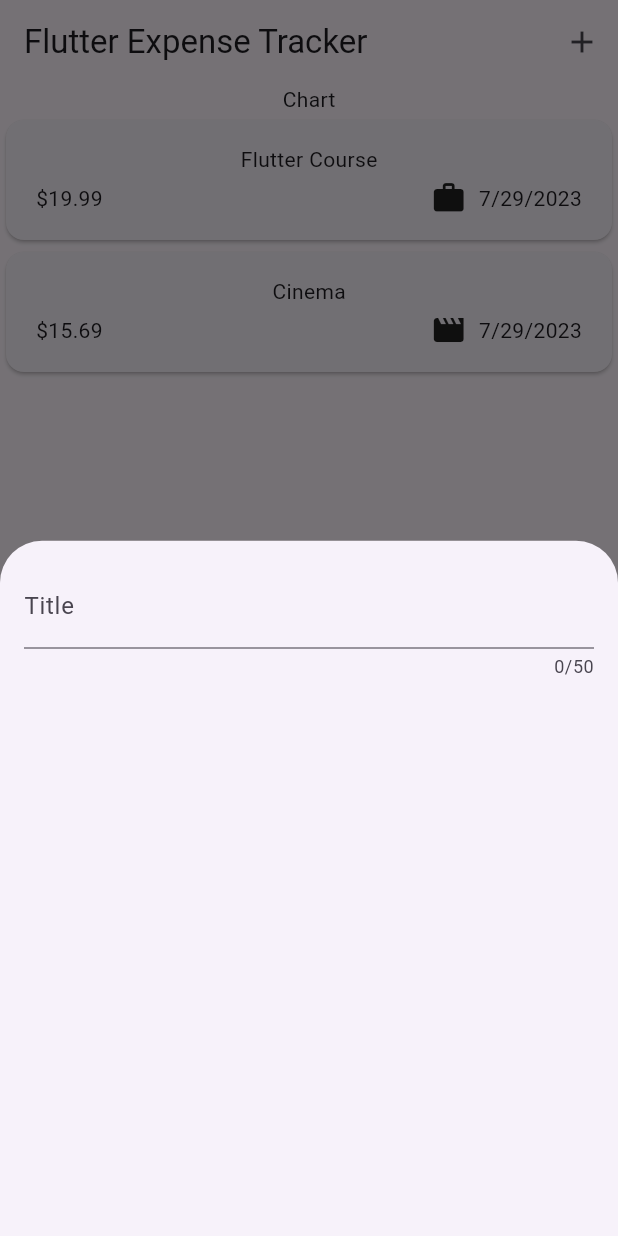
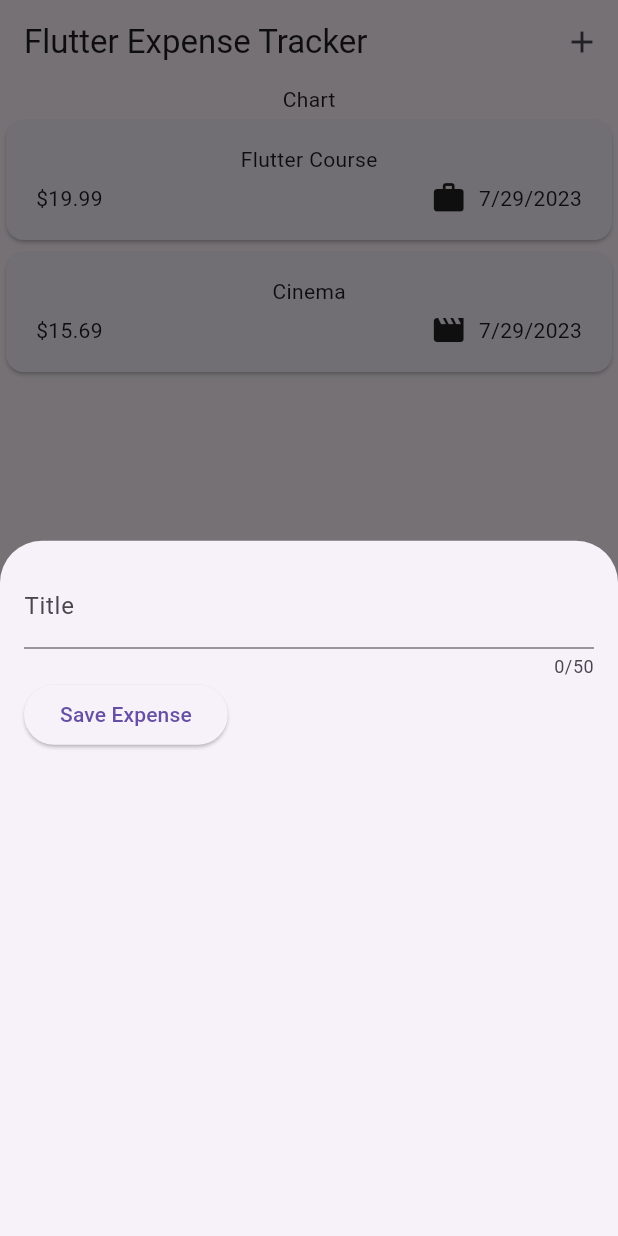
Before and after one commit to tyange/flutter_complete_expense_tracker, a Flutter app: the screen it shows after launch, after a tap on the "add" icon, on a phone screen of 412 x 824 dp. Run offline on Flutter 3.47's test engine with Material 2 defaults, Android fonts, the phone set to English and light mode, and no system bars.

Commit message:
determine input value

```diff
--- a/lib/widgets/new_expense.dart
+++ b/lib/widgets/new_expense.dart
@@ -10,18 +10,35 @@ class NewExpense extends StatefulWidget {
 }
 
 class _NewExpenseState extends State<NewExpense> {
+  var _enteredTitle = '';
+
+  void _saveTitleInput(String inputValue) {
+    _enteredTitle = inputValue;
+  }
+
   @override
   Widget build(BuildContext context) {
-    return const Padding(
-        padding: EdgeInsets.all(16),
+    return Padding(
+        padding: const EdgeInsets.all(16),
         child: Column(
           children: [
             TextField(
+              onChanged: _saveTitleInput,
               maxLength: 50,
-              decoration: InputDecoration(
+              decoration: const InputDecoration(
                 label: Text('Title'),
               ),
             ),
+            Row(
+              children: [
+                ElevatedButton(
+                  onPressed: () {
+                    print(_enteredTitle);
+                  },
+                  child: const Text('Save Expense'),
+                ),
+              ],
+            )
           ],
         ));
   }
```
